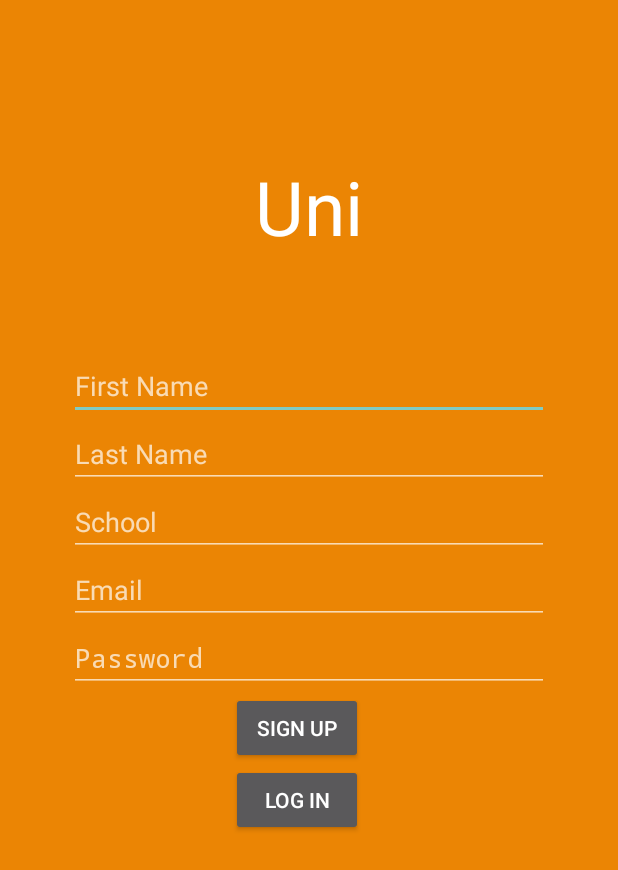
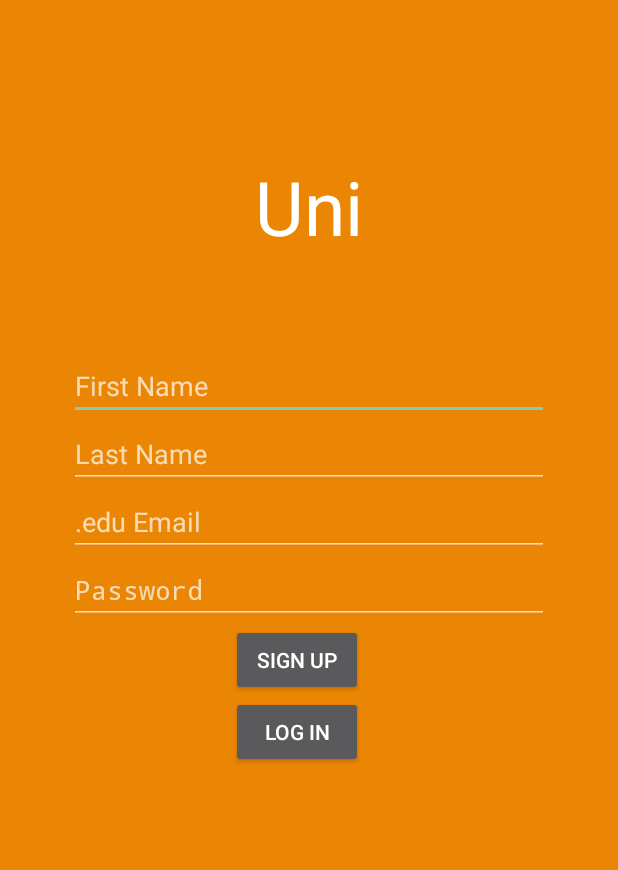
Before and after one commit to WhatsEmo/Uni, an Android app: the SignUpActivity screen opened directly, with no data from a screen before it, on a phone screen of 412 x 824 dp. Shown: the top 870 px of the screen. Run offline under Robolectric (Android 15) with nearby library versions, the phone set to English and light mode, and no system bars; our stand-ins replace ButterKnife; libraries missing offline, so code that uses them is left out: com.firebase.client; 2 statements that could not run were skipped.

Commit message:
Added check for .edu emails

```diff
--- a/app/src/main/java/com/example/whatsemo/classmates/HomePageFragment.java
+++ b/app/src/main/java/com/example/whatsemo/classmates/HomePageFragment.java
@@ -13,9 +13,6 @@ import com.firebase.client.DataSnapshot;
 import com.firebase.client.Firebase;
 import com.firebase.client.FirebaseError;
 import com.firebase.client.ValueEventListener;
-
-import java.util.HashMap;
-import java.util.Map;
 
 import butterknife.Bind;
 import butterknife.ButterKnife;
@@ -73,7 +70,7 @@ public class HomePageFragment extends Fragment {
 
         if (ref.getAuth() != null){
             String uid = ref.getAuth().getUid();
-            ref.child("users").child(uid).addValueEventListener(new ValueEventListener() {
+            ref.child(getResources().getString(R.string.database_users_key)).child(uid).addValueEventListener(new ValueEventListener() {
                 @Override
                 public void onDataChange(DataSnapshot snapshot) {
                     String name = snapshot.child(getResources().getString(R.string.user_name_key)).getValue(String.class);
--- a/app/src/main/java/com/example/whatsemo/classmates/LoginActivity.java
+++ b/app/src/main/java/com/example/whatsemo/classmates/LoginActivity.java
@@ -116,7 +116,7 @@ public class LoginActivity extends Activity {
 
         String uid = ref.getAuth().getUid();
 
-        ref.child("users").child(uid).addValueEventListener(new ValueEventListener() {
+        ref.child(getResources().getString(R.string.database_users_key)).child(uid).addValueEventListener(new ValueEventListener() {
             @Override
             public void onDataChange(DataSnapshot dataSnapshot) {
                 //if isTutorialDone exists then we start the tutorial
--- a/app/src/main/java/com/example/whatsemo/classmates/MainActivity.java
+++ b/app/src/main/java/com/example/whatsemo/classmates/MainActivity.java
@@ -88,7 +88,7 @@ public class MainActivity extends AppCompatActivity {
     }
 
     private void createUserObject(){
-        firedata.child("users").child(uid).addListenerForSingleValueEvent(new ValueEventListener() {
+        firedata.child(getResources().getString(R.string.database_users_key)).child(uid).addValueEventListener(new ValueEventListener() {
             @Override
             public void onDataChange(DataSnapshot dataSnapshot) {
                 QM = new QueryManager(firedata);
@@ -113,7 +113,7 @@ public class MainActivity extends AppCompatActivity {
     }
 
     private void checkTutorialDone(){
-        firedata.child("users").child(uid).addListenerForSingleValueEvent(new ValueEventListener() {
+        firedata.child(getResources().getString(R.string.database_users_key)).child(uid).addListenerForSingleValueEvent(new ValueEventListener() {
             @Override
             public void onDataChange(DataSnapshot dataSnapshot) {
                 //if isTutorialDone exists then we start the tutorial
--- a/app/src/main/java/com/example/whatsemo/classmates/SignUpActivity.java
+++ b/app/src/main/java/com/example/whatsemo/classmates/SignUpActivity.java
@@ -10,6 +10,8 @@ import com.firebase.client.Firebase;
 import com.firebase.client.FirebaseError;
 
 import java.util.Map;
+import java.util.regex.Matcher;
+import java.util.regex.Pattern;
 
 import butterknife.Bind;
 import butterknife.ButterKnife;
@@ -22,9 +24,6 @@ public class SignUpActivity extends Activity {
 
     @Bind(R.id.lastNameField)
     public EditText lastNameBox;
-
-    @Bind(R.id.schoolNameField)
-    public EditText schoolNameBox;
 
     @Bind(R.id.singUpEmailField)
     public EditText emailBox;
@@ -65,11 +64,26 @@ public class SignUpActivity extends Activity {
         final String email = emailBox.getText().toString();
         final String password = passwordBox.getText().toString();
         final String name = firstNameBox.getText().toString() + ' ' + lastNameBox.getText().toString();
-        final String schoolName = schoolNameBox.getText().toString().toLowerCase();
+        final String schoolId;
 
-        if(email.isEmpty() || password.isEmpty() || name.isEmpty() || schoolName.isEmpty()){
+
+
+        if(email.isEmpty() || password.isEmpty() || name.isEmpty()){
             // If anything is empty, do something here.
         }else { //Only happens if all the fields are filled in
+
+            //Regular expression that matches @schoolID.edu or @something.schoolID.edu
+            String pattern = "([@\\.])\\w+(\\.)edu";
+            Pattern reg = Pattern.compile(pattern);
+            Matcher m = reg.matcher(email);
+            if(m.find()){
+                schoolId = m.group(0).substring(1, m.group(0).length()-4);
+            }else{
+                emailBox.setHint("Enter .edu email!");
+                emailBox.setText("");
+                return;
+            }
+
             ref.createUser(email, password, new Firebase.ValueResultHandler<Map<String, Object>>() {
                 @Override
                 public void onSuccess(Map<String, Object> result) {
@@ -86,7 +100,7 @@ public class SignUpActivity extends Activity {
 
                             //Begin setting First Name, Last Name, School Name, etc
                             newUserRef.child(getResources().getString(R.string.user_name_key)).setValue(name);
-                            newUserRef.child(getResources().getString(R.string.user_school_key)).setValue(schoolName);
+                            newUserRef.child(getResources().getString(R.string.user_school_key)).setValue(schoolId);
                             newUserRef.child(getResources().getString(R.string.user_email_key)).setValue(email);
                             newUserRef.child(getResources().getString(R.string.user_interests_key)).setValue(null);
                             newUserRef.child(getResources().getString(R.string.user_courses_key)).setValue(null);
--- a/app/src/main/res/layout/sign_up_layout.xml
+++ b/app/src/main/res/layout/sign_up_layout.xml
@@ -49,22 +49,10 @@
         android:layout_width="wrap_content"
         android:layout_height="wrap_content"
         android:width="320dp"
-        android:ems="10"
-        android:id="@+id/schoolNameField"
-        android:layout_below="@+id/lastNameField"
-        android:layout_alignRight="@+id/lastNameField"
-        android:layout_alignEnd="@+id/lastNameField"
-        android:hint="@string/school_name_hint"
-        android:inputType="textCapSentences|textEmailSubject" />
-
-    <EditText
-        android:layout_width="wrap_content"
-        android:layout_height="wrap_content"
-        android:width="320dp"
         android:inputType="textEmailAddress"
         android:ems="10"
         android:id="@+id/singUpEmailField"
-        android:layout_below="@+id/schoolNameField"
+        android:layout_below="@+id/lastNameField"
         android:layout_alignRight="@+id/signUpPasswordField"
         android:layout_alignEnd="@+id/signUpPasswordField"
         android:hint="@string/email_login_hint" />
--- a/app/src/main/res/layout/social_layout.xml
+++ b/app/src/main/res/layout/social_layout.xml
@@ -29,7 +29,7 @@
             android:layout_below="@+id/courseListTitle"
             android:layout_alignParentLeft="true"
             android:layout_alignParentStart="true"
-            android:background="#f2564e35" />
+            android:background="#f2564e35" ></ListView>
     </RelativeLayout>
 
     <RelativeLayout
@@ -57,7 +57,7 @@
             android:layout_height="wrap_content"
             android:id="@+id/groupsListView"
             android:layout_centerHorizontal="true"
-            android:layout_below="@+id/groupListTitle" />
+            android:layout_below="@+id/groupListTitle" ></ListView>
     </RelativeLayout>
 
     <RelativeLayout
@@ -85,6 +85,6 @@
             android:layout_alignParentBottom="true"
             android:layout_alignParentLeft="true"
             android:layout_alignParentStart="true"
-            android:layout_below="@+id/friendListTitle" />
+            android:layout_below="@+id/friendListTitle" ></ListView>
     </RelativeLayout>
 </RelativeLayout>
--- a/app/src/main/res/values/strings.xml
+++ b/app/src/main/res/values/strings.xml
@@ -4,7 +4,7 @@
 
     <string name="login_button_text">Log in</string>
     <string name="sign_up_button_text">Sign up</string>
-    <string name="email_login_hint">Email</string>
+    <string name="email_login_hint">.edu Email</string>
     <string name="password_login_hint">Password</string>
 
     <string name="first_name_hint">First Name</string>
@@ -31,6 +31,7 @@
     <string name="database_users_key">users</string>
     <string name="database_schools_key">schools</string>
     <string name="school_courses_key">courses</string>
+    <string name="school_courses_enrolled_key">enrolled</string>
     <string name="school_interests_key">interests</string>
     <string name="student_roster_key">roster</string>
     <string name="user_email_key">email</string>
@@ -39,6 +40,7 @@
     <string name="user_school_key">sid</string>
     <string name="user_courses_key">courses</string>
     <string name="user_interests_key">interests</string>
+    <string name="user_groups_key">groups</string>
 
 
 </resources>
```
Also changed, not shown: app/src/main/java/com/example/whatsemo/classmates/QueryManager.java (+6 -6 lines), app/src/main/java/com/example/whatsemo/classmates/SocialFragment.java (+30 -11 lines), app/src/main/java/com/example/whatsemo/classmates/TutorialActivity.java (+9 -9 lines).
